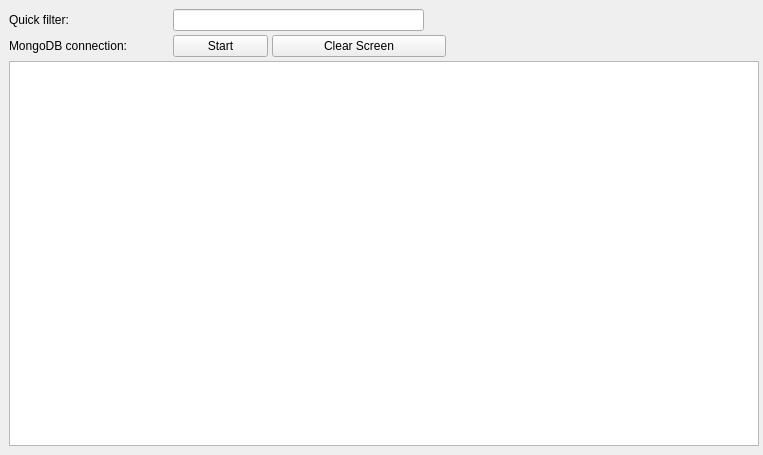
The window that historybrowserwindow.ui (kr0st/fpgui) describes before a commit, drawn with Qt 5.
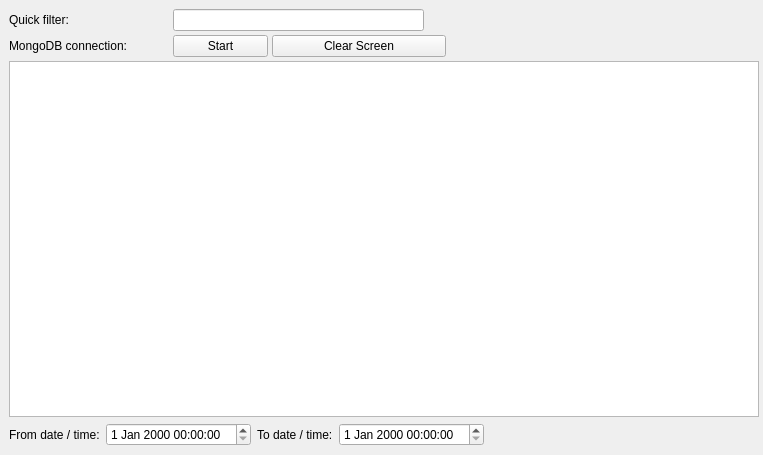
The same window after the commit.

Commit message: History browser UI extended.

Patch:
```diff
--- a/historybrowserwindow.ui
+++ b/historybrowserwindow.ui
@@ -175,6 +175,43 @@
      </item>
     </layout>
    </item>
+   <item>
+    <layout class="QHBoxLayout" name="horizontalLayout_3">
+     <item>
+      <widget class="QLabel" name="from_label">
+       <property name="text">
+        <string>From date / time:</string>
+       </property>
+      </widget>
+     </item>
+     <item>
+      <widget class="QDateTimeEdit" name="from_datetime"/>
+     </item>
+     <item>
+      <widget class="QLabel" name="to_label">
+       <property name="text">
+        <string>To date / time:</string>
+       </property>
+      </widget>
+     </item>
+     <item>
+      <widget class="QDateTimeEdit" name="to_datetime"/>
+     </item>
+     <item>
+      <spacer name="horizontalSpacer_3">
+       <property name="orientation">
+        <enum>Qt::Horizontal</enum>
+       </property>
+       <property name="sizeHint" stdset="0">
+        <size>
+         <width>40</width>
+         <height>20</height>
+        </size>
+       </property>
+      </spacer>
+     </item>
+    </layout>
+   </item>
   </layout>
  </widget>
  <resources/>
```
The commit also changes 1 other file.
